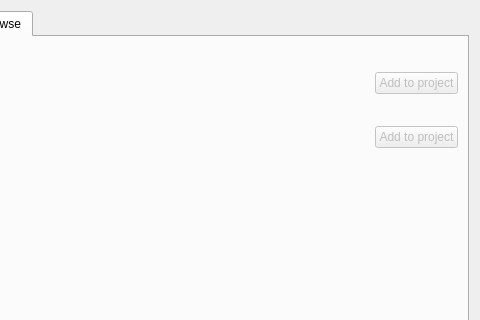
This is gui/threedi_plugin_grid_result_dialog.ui in nens/threedi-results-analysis as Qt 5 draws it before an edit; both pictures show x 183 to 663 and y 0 to 320 of the 663 by 432 pixel window. The edited form follows.
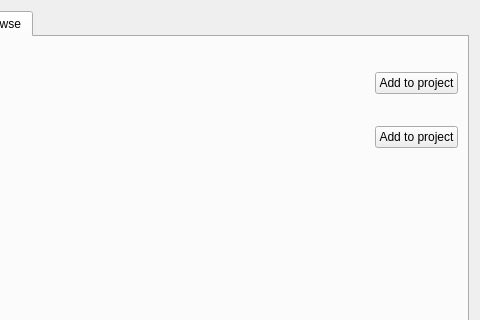
This is the edited form. The open tabs and pages were chosen to show the change. Custom widgets are drawn as their Qt base class.

Commit message: Result browser tab: add buttons are enabled again after addition of grid or result (#881)

```diff
--- a/gui/threedi_plugin_grid_result_dialog.ui
+++ b/gui/threedi_plugin_grid_result_dialog.ui
@@ -113,7 +113,7 @@
        <item row="5" column="1">
         <widget class="QPushButton" name="addResultPushButton">
          <property name="enabled">
-          <bool>false</bool>
+          <bool>true</bool>
          </property>
          <property name="text">
           <string>Add to project</string>
@@ -123,7 +123,7 @@
        <item row="2" column="1">
         <widget class="QPushButton" name="addGridPushButton">
          <property name="enabled">
-          <bool>false</bool>
+          <bool>true</bool>
          </property>
          <property name="text">
           <string>Add to project</string>
```
The commit also changes 2 other files.
